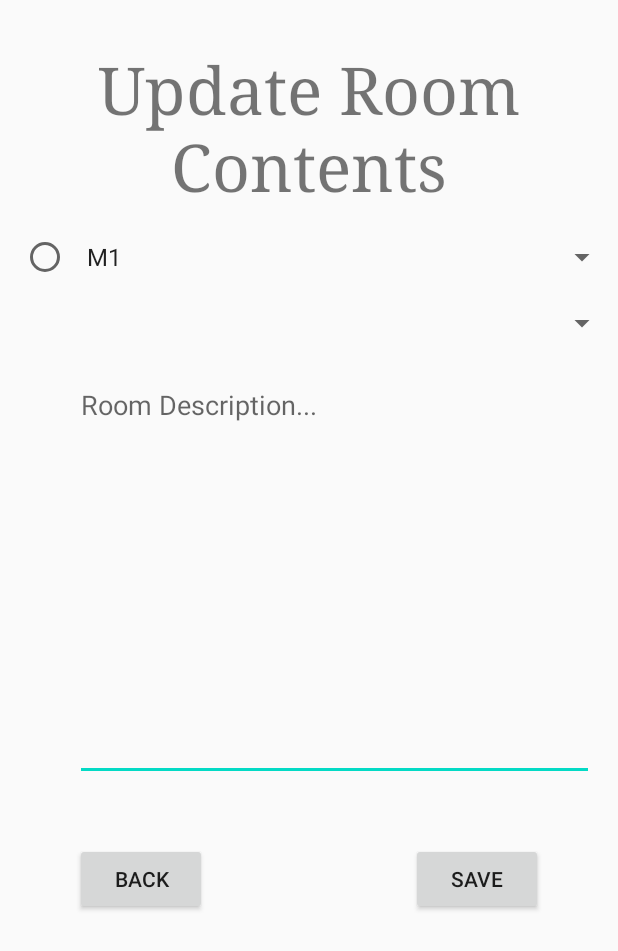
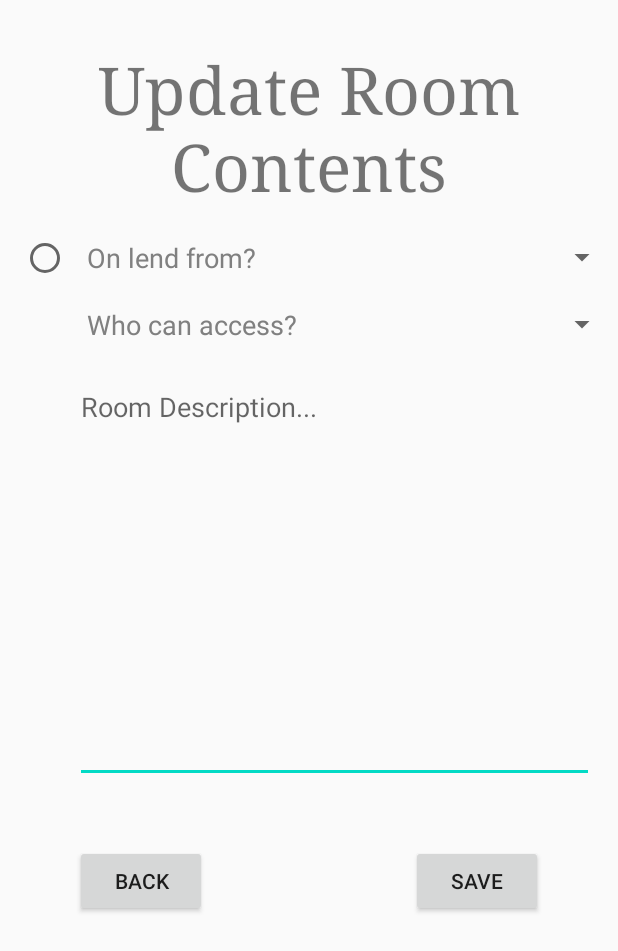
Before and after one commit to PrincessAndromeda/Mobile_computing_major_project, an Android app: the Update_conts screen opened directly, with no data from a screen before it, on a phone screen of 412 x 824 dp. Shown: the top 951 px of the screen. Run offline under Robolectric (Android 15) with nearby library versions, the phone set to English and light mode, and no system bars.

Commit message:
updated UI style in contents update

```diff
--- /dev/null
+++ b/app/src/main/java/com/rmit/major_project/NothingSelectedSpinnerAdapter.java
@@ -0,0 +1,162 @@
+package com.rmit.major_project;
+
+import android.content.Context;
+import android.database.DataSetObserver;
+import android.view.LayoutInflater;
+import android.view.View;
+import android.view.ViewGroup;
+import android.widget.ListAdapter;
+import android.widget.SpinnerAdapter;
+
+/**
+ * Decorator Adapter to allow a Spinner to show a 'Nothing Selected...' initially
+ * displayed instead of the first choice in the Adapter.
+ */
+public class NothingSelectedSpinnerAdapter implements SpinnerAdapter, ListAdapter {
+
+    protected static final int EXTRA = 1;
+    protected SpinnerAdapter adapter;
+    protected Context context;
+    protected int nothingSelectedLayout;
+    protected int nothingSelectedDropdownLayout;
+    protected LayoutInflater layoutInflater;
+
+    /**
+     * Use this constructor to have NO 'Select One...' item, instead use
+     * the standard prompt or nothing at all.
+     * @param spinnerAdapter wrapped Adapter.
+     * @param nothingSelectedLayout layout for nothing selected, perhaps
+     * you want text grayed out like a prompt...
+     * @param context
+     */
+    public NothingSelectedSpinnerAdapter(
+            SpinnerAdapter spinnerAdapter,
+            int nothingSelectedLayout, Context context) {
+
+        this(spinnerAdapter, nothingSelectedLayout, -1, context);
+    }
+
+    /**
+     * Use this constructor to Define your 'Select One...' layout as the first
+     * row in the returned choices.
+     * If you do this, you probably don't want a prompt on your spinner or it'll
+     * have two 'Select' rows.
+     * @param spinnerAdapter wrapped Adapter. Should probably return false for isEnabled(0)
+     * @param nothingSelectedLayout layout for nothing selected, perhaps you want
+     * text grayed out like a prompt...
+     * @param nothingSelectedDropdownLayout layout for your 'Select an Item...' in
+     * the dropdown.
+     * @param context
+     */
+    public NothingSelectedSpinnerAdapter(SpinnerAdapter spinnerAdapter,
+                                         int nothingSelectedLayout, int nothingSelectedDropdownLayout, Context context) {
+        this.adapter = spinnerAdapter;
+        this.context = context;
+        this.nothingSelectedLayout = nothingSelectedLayout;
+        this.nothingSelectedDropdownLayout = nothingSelectedDropdownLayout;
+        layoutInflater = LayoutInflater.from(context);
+    }
+
+    @Override
+    public final View getView(int position, View convertView, ViewGroup parent) {
+        // This provides the View for the Selected Item in the Spinner, not
+        // the dropdown (unless dropdownView is not set).
+        if (position == 0) {
+            return getNothingSelectedView(parent);
+        }
+        return adapter.getView(position - EXTRA, null, parent); // Could re-use
+        // the convertView if possible.
+    }
+
+    /**
+     * View to show in Spinner with Nothing Selected
+     * Override this to do something dynamic... e.g. "37 Options Found"
+     * @param parent
+     * @return
+     */
+    protected View getNothingSelectedView(ViewGroup parent) {
+        return layoutInflater.inflate(nothingSelectedLayout, parent, false);
+    }
+
+    @Override
+    public View getDropDownView(int position, View convertView, ViewGroup parent) {
+        // Android BUG! http://code.google.com/p/android/issues/detail?id=17128 -
+        // Spinner does not support multiple view types
+        if (position == 0) {
+            return nothingSelectedDropdownLayout == -1 ?
+                    new View(context) :
+                    getNothingSelectedDropdownView(parent);
+        }
+
+        // Could re-use the convertView if possible, use setTag...
+        return adapter.getDropDownView(position - EXTRA, null, parent);
+    }
+
+    /**
+     * Override this to do something dynamic... For example, "Pick your favorite
+     * of these 37".
+     * @param parent
+     * @return
+     */
+    protected View getNothingSelectedDropdownView(ViewGroup parent) {
+        return layoutInflater.inflate(nothingSelectedDropdownLayout, parent, false);
+    }
+
+    @Override
+    public int getCount() {
+        int count = adapter.getCount();
+        return count == 0 ? 0 : count + EXTRA;
+    }
+
+    @Override
+    public Object getItem(int position) {
+        return position == 0 ? null : adapter.getItem(position - EXTRA);
+    }
+
+    @Override
+    public int getItemViewType(int position) {
+        return 0;
+    }
+
+    @Override
+    public int getViewTypeCount() {
+        return 1;
+    }
+
+    @Override
+    public long getItemId(int position) {
+        return position >= EXTRA ? adapter.getItemId(position - EXTRA) : position - EXTRA;
+    }
+
+    @Override
+    public boolean hasStableIds() {
+        return adapter.hasStableIds();
+    }
+
+    @Override
+    public boolean isEmpty() {
+        return adapter.isEmpty();
+    }
+
+    @Override
+    public void registerDataSetObserver(DataSetObserver observer) {
+        adapter.registerDataSetObserver(observer);
+    }
+
+    @Override
+    public void unregisterDataSetObserver(DataSetObserver observer) {
+        adapter.unregisterDataSetObserver(observer);
+    }
+
+    @Override
+    public boolean areAllItemsEnabled() {
+        return false;
+    }
+
+    @Override
+    public boolean isEnabled(int position) {
+        return position != 0; // Don't allow the 'nothing selected'
+        // item to be picked.
+    }
+
+}
--- a/app/src/main/java/com/rmit/major_project/Update_conts.java
+++ b/app/src/main/java/com/rmit/major_project/Update_conts.java
@@ -15,20 +15,29 @@ public class Update_conts extends Activity implements AdapterView.OnItemSelected
     protected void onCreate(Bundle savedInstanceState) {
         super.onCreate(savedInstanceState);
         setContentView(R.layout.activity_update_conts2);
-        Spinner spinner = (Spinner) findViewById(R.id.On_lend_from);
+        Spinner on_lend_from = (Spinner) findViewById(R.id.On_lend_from);
         // Create an ArrayAdapter using the string array and a default spinner layout
-        ArrayAdapter<CharSequence> adapter = ArrayAdapter.createFromResource(this,
-                R.array.museums, android.R.layout.simple_spinner_item);
+        ArrayAdapter<CharSequence> adapter1 = ArrayAdapter.createFromResource(this, R.array.museums, android.R.layout.simple_spinner_item);
         // Specify the layout to use when the list of choices appears
-        adapter.setDropDownViewResource(android.R.layout.simple_spinner_dropdown_item);
+        adapter1.setDropDownViewResource(android.R.layout.simple_spinner_dropdown_item);
         // Apply the adapter to the spinner
-        spinner.setAdapter(adapter);
-        spinner.setOnItemSelectedListener(this);
+        on_lend_from.setAdapter( new NothingSelectedSpinnerAdapter(adapter1, R.layout.contact_spinner_row_nothing_selected_lend ,this));
+        on_lend_from.setOnItemSelectedListener(this);
+        Spinner user_lvl = (Spinner) findViewById(R.id.Who_can_access);
+        // Create an ArrayAdapter using the string array and a default spinner layout
+        ArrayAdapter<CharSequence> adapter2 = ArrayAdapter.createFromResource(this,R.array.User_access_vlv, android.R.layout.simple_spinner_item);
+        // Specify the layout to use when the list of choices appears
+        adapter2.setDropDownViewResource(android.R.layout.simple_spinner_dropdown_item);
+        // Apply the adapter to the spinner
+        user_lvl.setAdapter(new NothingSelectedSpinnerAdapter(adapter2, R.layout.contact_spinner_row_nothing_selected_users ,this));
+        user_lvl.setOnItemSelectedListener(this);
 
 
 
 
     }
+
+
     public void onItemSelected(AdapterView<?> parent, View view, int pos, long id) {
         // An item was selected. You can retrieve the selected item using
         // parent.getItemAtPosition(pos)
--- a/app/src/main/res/layout/activity_update_conts2.xml
+++ b/app/src/main/res/layout/activity_update_conts2.xml
@@ -27,6 +27,7 @@
         android:layout_marginStart="50dp"
         android:layout_marginLeft="50dp"
         android:layout_marginTop="20dp"
+        android:prompt="@string/onlendprompt"
         android:spinnerMode="dialog"
         app:layout_constraintEnd_toEndOf="parent"
         app:layout_constraintStart_toStartOf="parent"
@@ -50,6 +51,8 @@
         android:layout_marginStart="50dp"
         android:layout_marginLeft="50dp"
         android:layout_marginTop="20dp"
+        android:prompt="@string/accessprompt"
+        android:spinnerMode="dialog"
         app:layout_constraintEnd_toEndOf="parent"
         app:layout_constraintHorizontal_bias="0.0"
         app:layout_constraintStart_toStartOf="parent"
--- /dev/null
+++ b/app/src/main/res/layout/contact_spinner_row_nothing_selected_lend.xml
@@ -0,0 +1,11 @@
+<?xml version="1.0" encoding="utf-8"?>
+<TextView xmlns:android="http://schemas.android.com/apk/res/android"
+    android:id="@android:id/text1"
+    style="?android:attr/spinnerItemStyle"
+    android:layout_width="match_parent"
+    android:layout_height="wrap_content"
+    android:ellipsize="marquee"
+    android:singleLine="true"
+    android:text="@string/onlendprompt"
+    android:textColor="#808080"
+    android:textSize="18sp" />
--- /dev/null
+++ b/app/src/main/res/layout/contact_spinner_row_nothing_selected_users.xml
@@ -0,0 +1,11 @@
+<?xml version="1.0" encoding="utf-8"?>
+<TextView xmlns:android="http://schemas.android.com/apk/res/android"
+    android:id="@android:id/text1"
+    style="?android:attr/spinnerItemStyle"
+    android:layout_width="match_parent"
+    android:layout_height="wrap_content"
+    android:ellipsize="marquee"
+    android:singleLine="true"
+    android:text="@string/accessprompt"
+    android:textColor="#808080"
+    android:textSize="18sp" />
--- a/app/src/main/res/values/strings.xml
+++ b/app/src/main/res/values/strings.xml
@@ -11,6 +11,8 @@
     <string name="update_rmcontents">Update Room Contents</string>
     <string name="update_rm_cond">Update Ideal Room Conditions</string>
     <string name="Save">save</string>
+    <string name="onlendprompt">On lend from?</string>
+    <string name="accessprompt">Who can access?</string>
     <string-array name="museums">
         <item>M1</item>
         <item>M2</item>
@@ -18,5 +20,11 @@
         <item>M4</item>
         <item>M5</item>
     </string-array>
-
+    <string-array name="User_access_vlv">
+        <item>user1</item>
+        <item>user2</item>
+        <item>user3</item>
+        <item>user4</item>
+        <item>user5</item>
+    </string-array>
 </resources>
```
